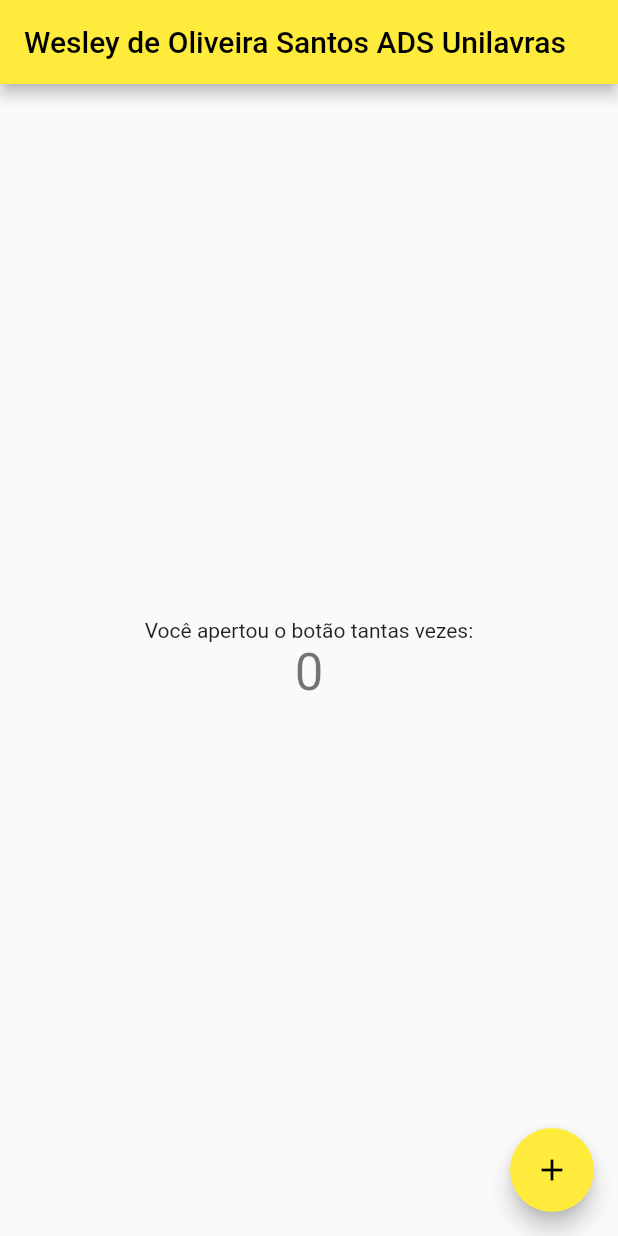
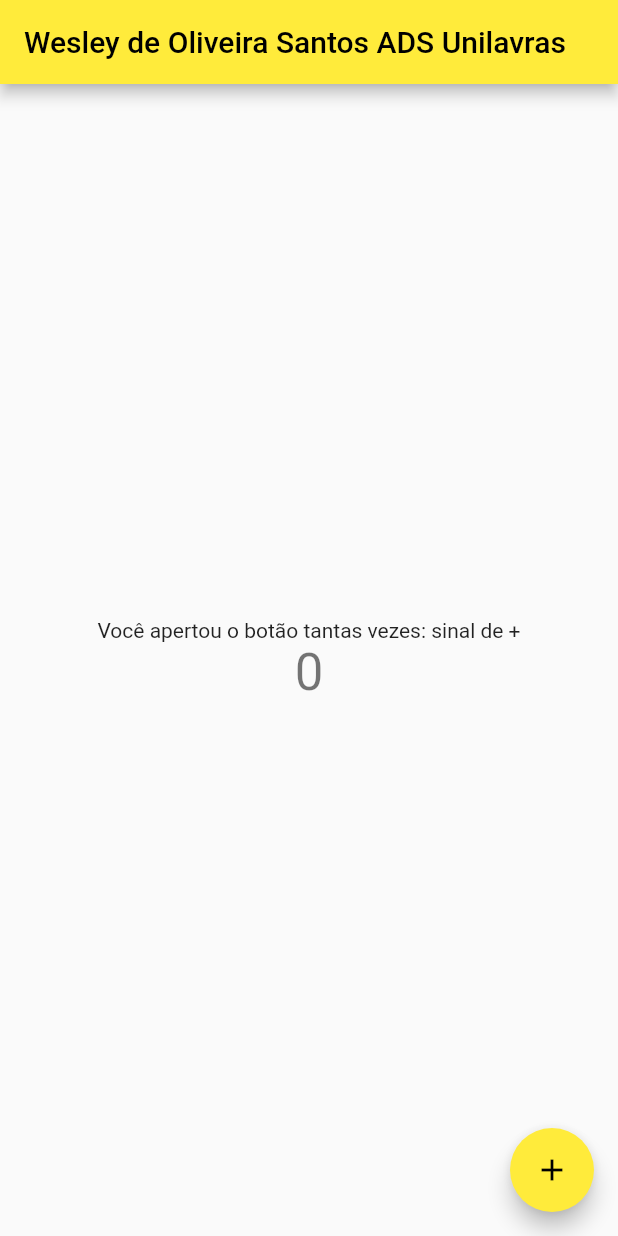
Before and after one commit to WesleyOliveiraSantos/Dev_Disp_Mov_II, a Flutter app: the screen it shows after launch, on a phone screen of 412 x 824 dp. Run offline on Flutter 3.47's test engine with Material 2 defaults, Android fonts, the phone set to English and light mode, and no system bars.

Commit message:
Atualização do dia 20/10/2022

```diff
--- a/lib/main.dart
+++ b/lib/main.dart
@@ -96,7 +96,7 @@ class _MyHomePageState extends State<MyHomePage> {
           mainAxisAlignment: MainAxisAlignment.center,
           children: <Widget>[
             const Text(
-              'Você apertou o botão tantas vezes:',
+              'Você apertou o botão tantas vezes: sinal de +',
             ),
             Text(
               '$_counter',
```
